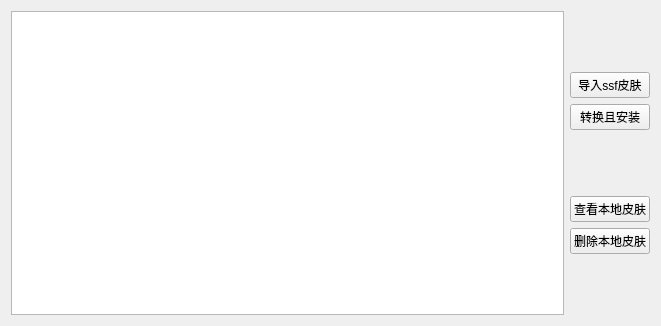
Above: ssf2fcitx_skin/widget.ui from rekols/sysbro before the change. Below: the same form after it.
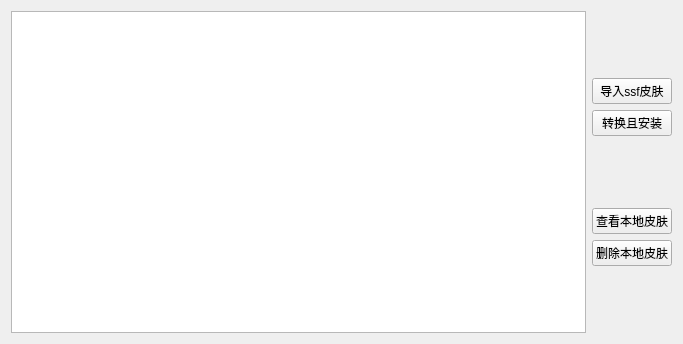
That is the form after the change. Icons and pictures are not drawn.

The edit to the form file:
```diff
--- a/ssf2fcitx_skin/widget.ui
+++ b/ssf2fcitx_skin/widget.ui
@@ -6,8 +6,8 @@
    <rect>
     <x>0</x>
     <y>0</y>
-    <width>661</width>
-    <height>326</height>
+    <width>683</width>
+    <height>344</height>
    </rect>
   </property>
   <property name="windowTitle">
```
Left out of the diff: 3 changed lines with no effect on the pictures.
